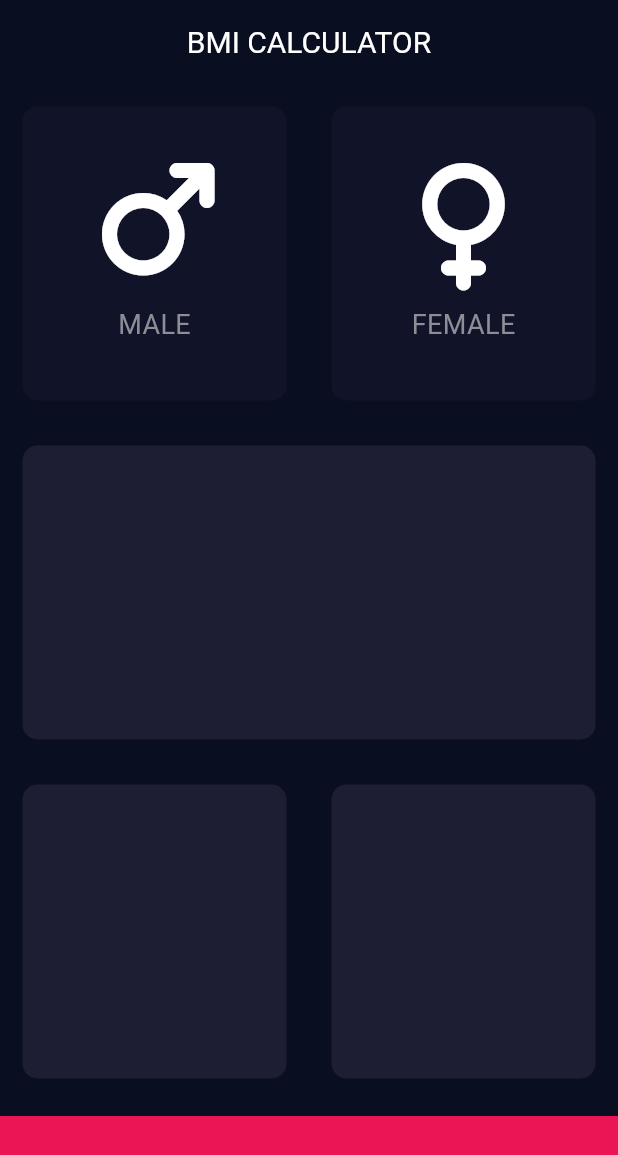
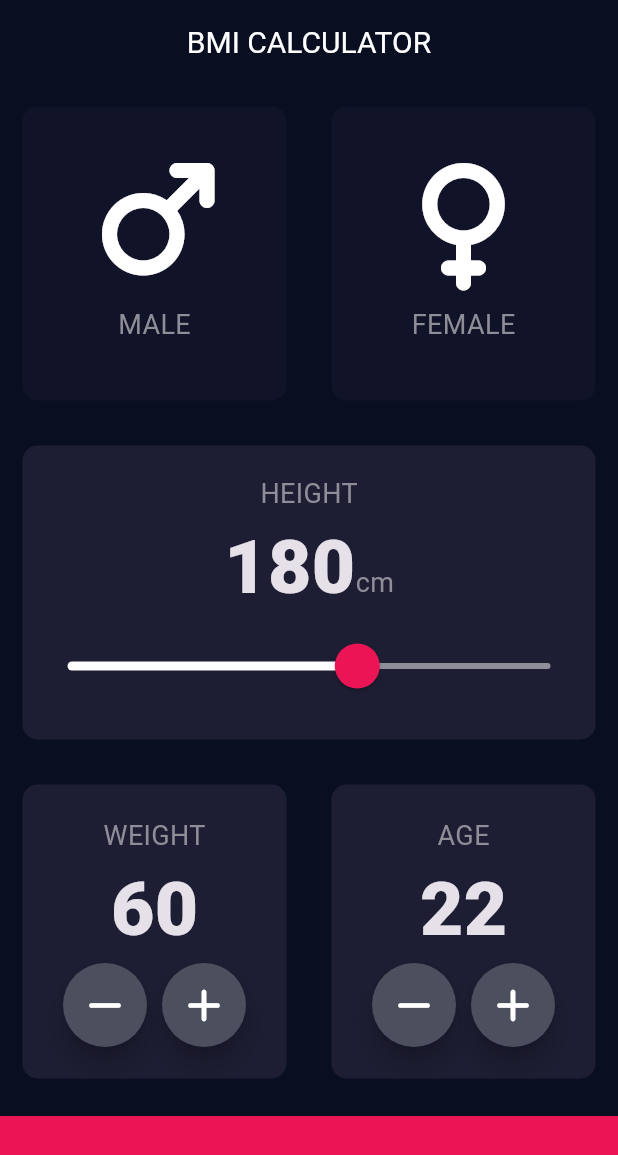
Before and after one commit to KaleabBantayehu/bmi-calculator-app, a Flutter app: the screen it shows after launch, on a phone screen of 412 x 824 dp. Shown: the top 1155 px of the screen. Run offline on Flutter 3.47's test engine with Material 3 defaults, Android fonts, the light colour scheme and no system bars; our stand-ins replace font_awesome_flutter.

Commit message:
feat: complete interactive BMI input UI with custom slider and icon buttons

```diff
--- /dev/null
+++ b/lib/constans.dart
@@ -0,0 +1,9 @@
+import 'package:flutter/material.dart';
+
+const double kBottomContainerHeight = 80.0;
+const kActiveCardColor = Color(0xFF1D1E33);
+const kInactiveCardColor = Color(0xFF111328);
+const kButtomContainerColor = Color(0xFFEB1555);
+
+const kLabelTextStyle = TextStyle(fontSize: 18.0, color: Color(0xFF8D8E98));
+const kCardNumberStyle = TextStyle(fontSize: 50.0, fontWeight: FontWeight.w900);
--- a/lib/icon_content.dart
+++ b/lib/icon_content.dart
@@ -1,14 +1,9 @@
 import 'package:flutter/material.dart';
 import 'package:font_awesome_flutter/font_awesome_flutter.dart';
-
-const labelTextStyle = TextStyle(fontSize: 18.0, color: Color(0xFF8D8E98));
+import 'constans.dart';
 
 class IconContent extends StatelessWidget {
-  const IconContent({
-    super.key,
-    required this.icon,
-    required this.label,
-  });
+  const IconContent({super.key, required this.icon, required this.label});
 
   final FaIconData icon;
   final String label;
@@ -20,10 +15,7 @@ class IconContent extends StatelessWidget {
       children: [
         FaIcon(icon, size: 80.0),
         SizedBox(height: 15.0),
-        Text(
-          label,
-          style: labelTextStyle,
-        ),
+        Text(label, style: kLabelTextStyle),
       ],
     );
   }
--- a/lib/input_page.dart
+++ b/lib/input_page.dart
@@ -2,11 +2,7 @@ import 'package:flutter/material.dart';
 import 'package:font_awesome_flutter/font_awesome_flutter.dart';
 import "icon_content.dart";
 import 'reusable_card.dart';
-
-const double bottomContainerHeight = 80.0;
-const activeCardColor = Color(0xFF1D1E33);
-const inactiveCardColor = Color(0xFF111328);
-const buttomContainerColor = Color(0xFFEB1555);
+import 'constans.dart';
 
 enum Gender { male, female }
 
@@ -18,6 +14,9 @@ class InputPage extends StatefulWidget {
 }
 
 Gender? selectedGender;
+int height = 180;
+int weight = 60;
+int age = 22;
 
 class _InputPageState extends State<InputPage> {
   @override
@@ -25,6 +24,7 @@ class _InputPageState extends State<InputPage> {
     return Scaffold(
       appBar: AppBar(title: Text('BMI CALCULATOR')),
       body: Column(
+        crossAxisAlignment: CrossAxisAlignment.stretch,
         children: [
           Expanded(
             child: Row(
@@ -37,8 +37,8 @@ class _InputPageState extends State<InputPage> {
                       });
                     },
                     color: selectedGender == Gender.male
-                          ? activeCardColor
-                          : inactiveCardColor,
+                        ? kActiveCardColor
+                        : kInactiveCardColor,
                     cardChild: IconContent(
                       icon: FontAwesomeIcons.mars,
                       label: 'MALE',
@@ -52,7 +52,9 @@ class _InputPageState extends State<InputPage> {
                         selectedGender = Gender.female;
                       });
                     },
-                    color: selectedGender == Gender.female ? activeCardColor : inactiveCardColor,
+                    color: selectedGender == Gender.female
+                        ? kActiveCardColor
+                        : kInactiveCardColor,
                     cardChild: IconContent(
                       icon: FontAwesomeIcons.venus,
                       label: 'FEMALE',
@@ -62,23 +64,151 @@ class _InputPageState extends State<InputPage> {
               ],
             ),
           ),
-          Expanded(child: ReusableCard(color: activeCardColor)),
+          Expanded(
+            child: ReusableCard(
+              color: kActiveCardColor,
+              cardChild: Column(
+                mainAxisAlignment: MainAxisAlignment.center,
+                children: [
+                  Text('HEIGHT', style: kLabelTextStyle),
+                  Row(
+                    mainAxisAlignment: MainAxisAlignment.center,
+                    crossAxisAlignment: CrossAxisAlignment.baseline,
+                    textBaseline: TextBaseline.alphabetic,
+                    children: [
+                      Text(height.toString(), style: kCardNumberStyle),
+                      Text('cm', style: kLabelTextStyle),
+                    ],
+                  ),
+                  SliderTheme(
+                    data: SliderTheme.of(context).copyWith(
+                      activeTrackColor: Colors.white,
+                      inactiveTrackColor: Color(0xFF8D8E98),
+                      thumbColor: Color(0xFFEB1555),
+                      overlayColor: Color(0x29EB1555),
+                      thumbShape: RoundSliderThumbShape(enabledThumbRadius: 15),
+                      overlayShape: RoundSliderOverlayShape(overlayRadius: 30),
+                    ),
+                    child: Slider(
+                      value: height.toDouble(),
+                      min: 120.0,
+                      max: 220.0,
+                      onChanged: (double newValue) {
+                        setState(() {
+                          height = newValue.round();
+                        });
+                      },
+                    ),
+                  ),
+                ],
+              ),
+            ),
+          ),
           Expanded(
             child: Row(
               children: [
-                Expanded(child: ReusableCard(color: activeCardColor)),
-                Expanded(child: ReusableCard(color: activeCardColor)),
+                Expanded(
+                  child: ReusableCard(
+                    color: kActiveCardColor,
+                    cardChild: Column(
+                      mainAxisAlignment: MainAxisAlignment.center,
+                      children: [
+                        Text('WEIGHT', style: kLabelTextStyle),
+                        Text(weight.toString(), style: kCardNumberStyle),
+                        Row(
+                          mainAxisAlignment: MainAxisAlignment.center,
+                          children: [
+                            RoundIconButton(
+                              icon: FontAwesomeIcons.minus,
+                              numberChanger: () {
+                                setState(() {
+                                  weight = weight - 1;
+                                });
+                              },
+                            ),
+                            SizedBox(width: 10.0),
+                            RoundIconButton(
+                              icon: FontAwesomeIcons.plus,
+                              numberChanger: () {
+                                setState(() {
+                                  weight = weight + 1;
+                                });
+                              },
+                            ),
+                          ],
+                        ),
+                      ],
+                    ),
+                  ),
+                ),
+                Expanded(
+                  child: ReusableCard(
+                    color: kActiveCardColor,
+                    cardChild: Column(
+                      mainAxisAlignment: MainAxisAlignment.center,
+                      children: [
+                        Text('AGE', style: kLabelTextStyle),
+                        Text(age.toString(), style: kCardNumberStyle),
+                        Row(
+                          mainAxisAlignment: MainAxisAlignment.center,
+                          children: [
+                            RoundIconButton(
+                              icon: FontAwesomeIcons.minus,
+                              numberChanger: () {
+                                setState(() {
+                                  age--;
+                                });
+                              },
+                            ),
+                            SizedBox(width: 10.0),
+                            RoundIconButton(
+                              icon: FontAwesomeIcons.plus,
+                              numberChanger: () {
+                                setState(() {
+                                  age++;
+                                });
+                              },
+                            ),
+                          ],
+                        ),
+                      ],
+                    ),
+                  ),
+                ),
               ],
             ),
           ),
           Container(
             margin: EdgeInsets.only(top: 10.0),
-            color: buttomContainerColor,
+            color: kButtomContainerColor,
             width: double.infinity,
-            height: bottomContainerHeight,
+            height: kBottomContainerHeight,
           ),
         ],
       ),
     );
   }
 }
+
+class RoundIconButton extends StatelessWidget {
+  const RoundIconButton({
+    super.key,
+    required this.icon,
+    required this.numberChanger,
+  });
+
+  final FaIconData icon;
+  final void Function() numberChanger;
+
+  @override
+  Widget build(BuildContext context) {
+    return RawMaterialButton(
+      onPressed: numberChanger,
+      elevation: 6.0,
+      fillColor: Color(0xFF4C4F5E),
+      shape: CircleBorder(),
+      constraints: BoxConstraints.tightFor(width: 56.0, height: 56.0),
+      child: FaIcon(icon),
+    );
+  }
+}
--- a/lib/main.dart
+++ b/lib/main.dart
@@ -12,6 +12,7 @@ class BMICalculator extends StatelessWidget {
   @override
   Widget build(BuildContext context) {
     return MaterialApp(
+      debugShowCheckedModeBanner: false,
       theme: ThemeData.dark().copyWith(
         primaryColor: Color(0xFF0A0E21),
         scaffoldBackgroundColor: Color(0xFF0A0E21),
```
Lines whose indentation alone changed are shown as unchanged.
